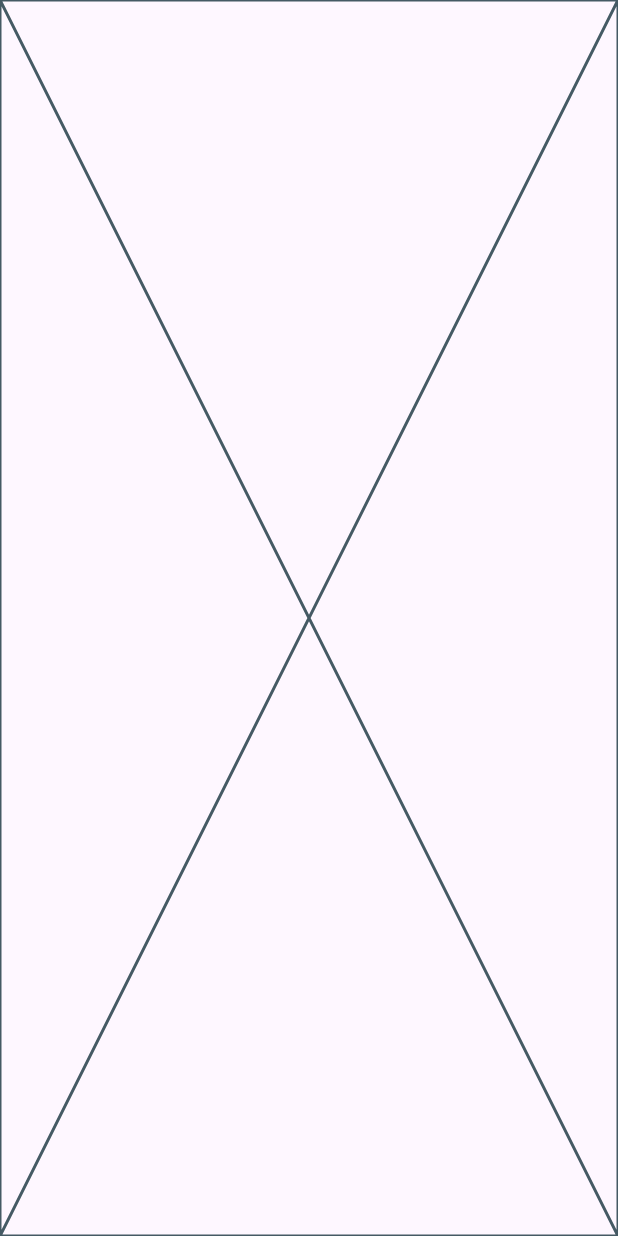
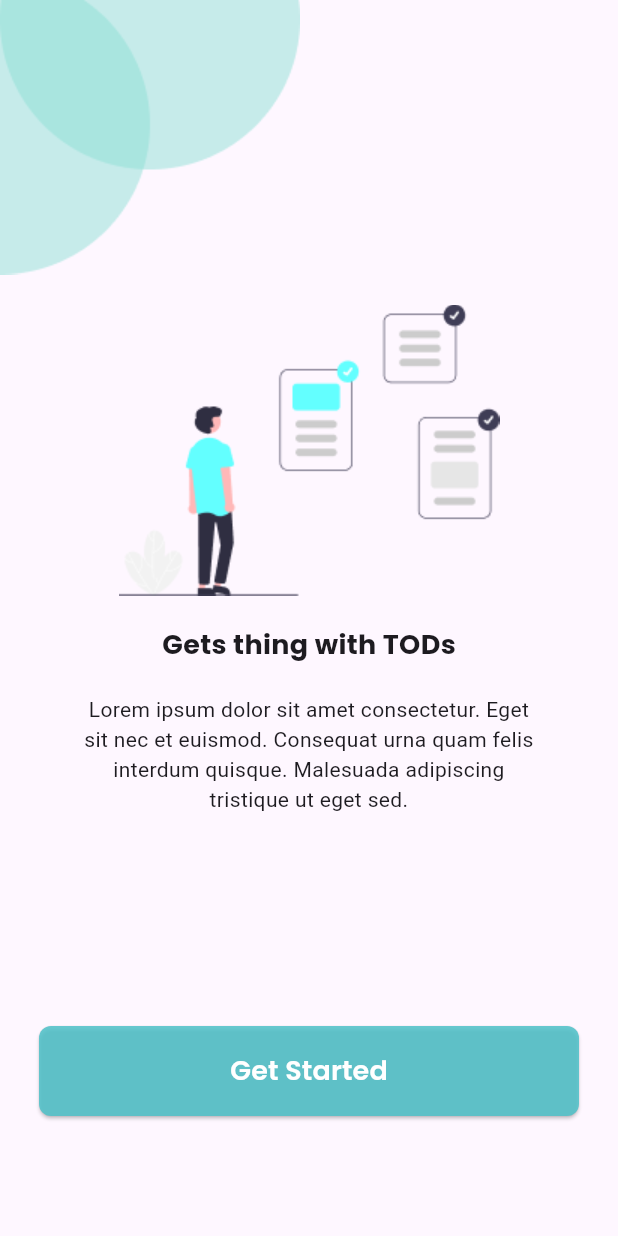
Before and after one commit to FPPinedaJr/app_sample, a Flutter app: the screen it shows after launch, on a phone screen of 412 x 824 dp. Run offline on Flutter 3.47's test engine with Material 3 defaults, Android fonts, the phone set to English and light mode, and no system bars; our stand-ins replace google_fonts.

Commit message:
Design splash screen

```diff
--- a/lib/features/splash_feature/splash_screen.dart
+++ b/lib/features/splash_feature/splash_screen.dart
@@ -1,10 +1,66 @@
 import 'package:flutter/material.dart';
+import 'package:google_fonts/google_fonts.dart';
 
 class SplashScreen extends StatelessWidget {
   const SplashScreen({super.key});
 
   @override
   Widget build(BuildContext context) {
-    return Scaffold(body: const Placeholder());
+    return Scaffold(
+      body: Column(
+        spacing: 20,
+        crossAxisAlignment: CrossAxisAlignment.center,
+        children: [
+          Align(
+            alignment: Alignment.topLeft,
+            child: Image.asset('assets/shape.png'),
+          ),
+          Image.asset('assets/done_checking.png'),
+
+          Text(
+            "Gets thing with TODs",
+            style: GoogleFonts.poppins(
+              fontSize: 18,
+              fontWeight: FontWeight.bold,
+            ),
+          ),
+          Padding(
+            padding: const EdgeInsets.symmetric(horizontal: 50.0),
+            child: Text(
+              "Lorem ipsum dolor sit amet consectetur. Eget sit nec et euismod. Consequat urna quam felis interdum quisque. Malesuada adipiscing tristique ut eget sed.",
+              textAlign: TextAlign.center,
+            ),
+          ),
+
+          Spacer(),
+          SizedBox(
+            height: 60,
+            width: 360,
+            child: ElevatedButton(
+              onPressed: () {
+                print("Button Pressed!");
+              },
+              style: ButtonStyle(
+                backgroundColor: WidgetStateProperty.all(Color(0xDD50C2C9)),
+                shape: WidgetStateProperty.all(
+                  RoundedRectangleBorder(
+                    borderRadius: BorderRadius.circular(8),
+                  ),
+                ),
+              ),
+              child: Text(
+                "Get Started",
+                style: GoogleFonts.poppins(
+                  fontSize: 18,
+                  fontWeight: FontWeight.w600,
+                  color: Colors.white,
+                ),
+              ),
+            ),
+          ),
+          SizedBox(height: 60),
+        ],
+      ),
+    );
   }
 }
--- a/pubspec.yaml
+++ b/pubspec.yaml
@@ -30,6 +30,7 @@ environment:
 dependencies:
   flutter:
     sdk: flutter
+  google_fonts: ^8.0.1
 
   # The following adds the Cupertino Icons font to your application.
   # Use with the CupertinoIcons class for iOS style icons.
```
Also changed, not shown: pubspec.lock.
